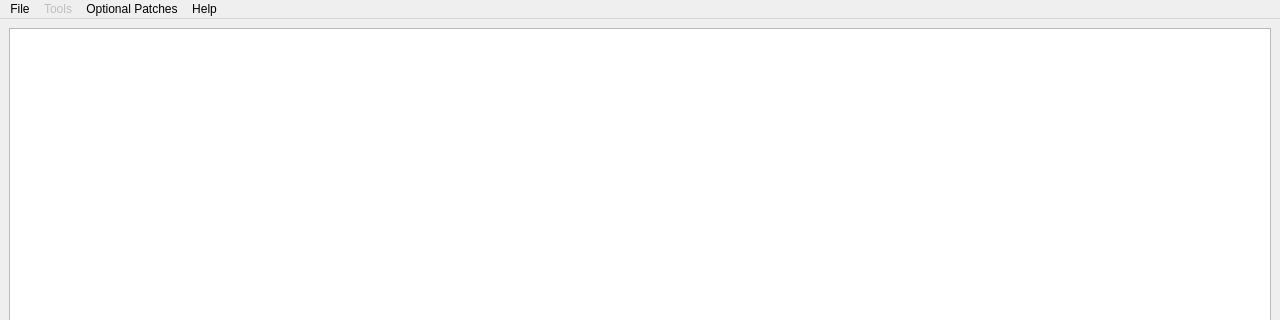
Before: the Qt Designer form mainwindow.ui in FortuneStreetModding/csmm-qt, drawn with Qt 5; both pictures show x 0 to 1280 and y 0 to 320 of the 1280 by 720 pixel window.
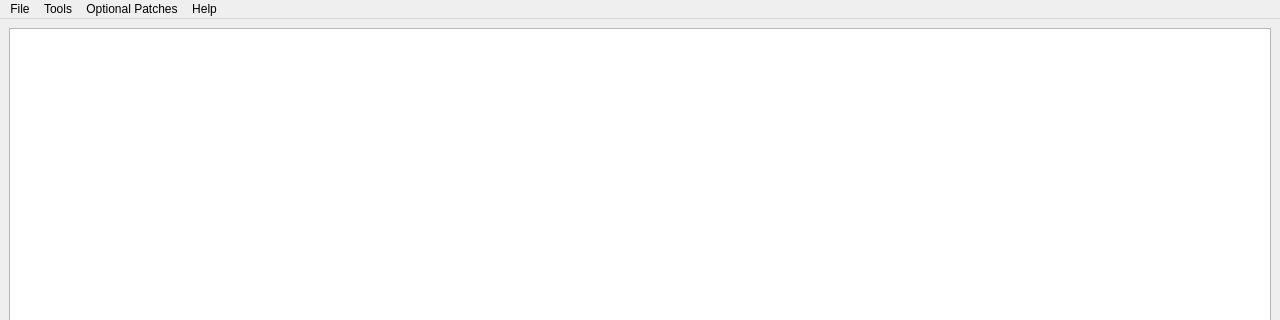
After: the same form once the commit is applied. Custom widgets are drawn as their Qt base class.

Commit message: Add possibility to save Itast.csmm.brsar from within csmm

The edit to the form file:
```diff
--- a/mainwindow.ui
+++ b/mainwindow.ui
@@ -90,7 +90,7 @@
    </widget>
    <widget class="QMenu" name="menuTools">
     <property name="enabled">
-     <bool>false</bool>
+     <bool>true</bool>
     </property>
     <property name="title">
      <string>Tools</string>
```
Left out of the diff: 10 changed lines with no effect on the pictures. The commit also changes 2 other files.
